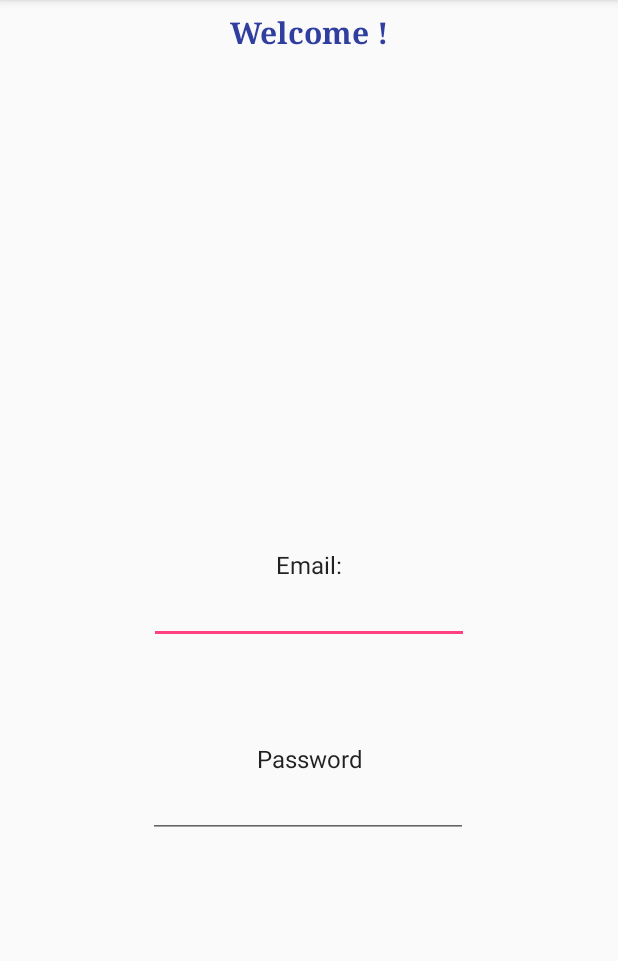
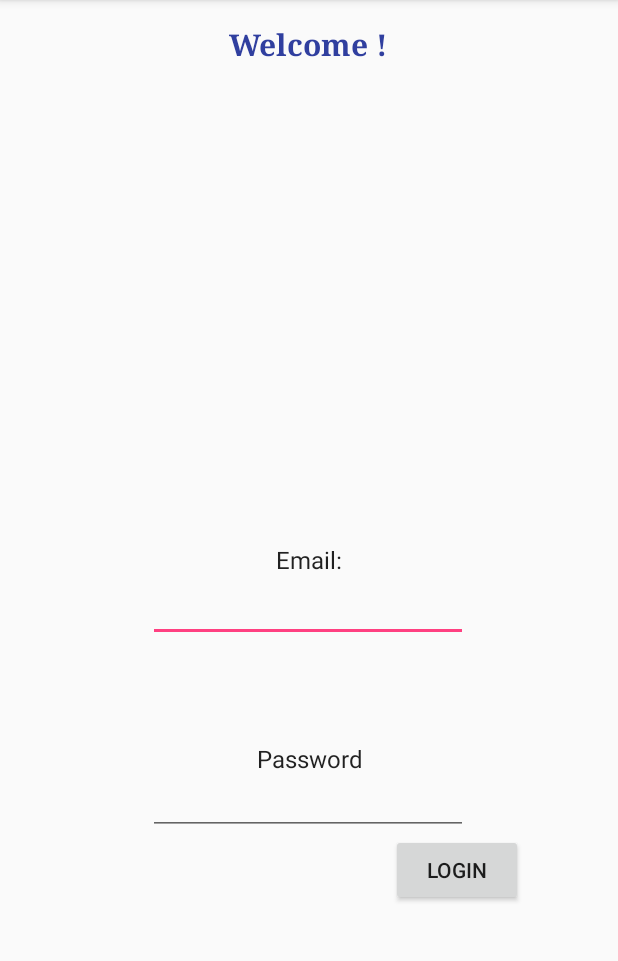
Before and after one commit to chrisphelps27/BloodhoundApp, an Android app: the screen it shows after launch (MainActivity), on a phone screen of 412 x 824 dp, the part 84-1045 px from its top. Run offline under Robolectric (Android 15) with nearby library versions, the phone set to English and light mode, and no system bars.

Commit message:
added layout

```diff
--- a/app/src/main/res/layout/activity_main.xml
+++ b/app/src/main/res/layout/activity_main.xml
@@ -14,7 +14,7 @@
         android:layout_height="39dp"
         android:layout_marginLeft="8dp"
         android:layout_marginRight="8dp"
-        android:layout_marginTop="8dp"
+        android:layout_marginTop="16dp"
         android:fontFamily="serif"
         android:text="Welcome !"
         android:textAlignment="center"
@@ -27,13 +27,14 @@
         app:layout_constraintRight_toRightOf="parent"
         app:layout_constraintTop_toTopOf="parent"
         android:layout_marginStart="8dp"
-        android:layout_marginEnd="8dp" />
+        android:layout_marginEnd="8dp"
+        app:layout_constraintHorizontal_bias="0.497" />
 
     <EditText
         android:id="@+id/editText2"
         android:layout_width="wrap_content"
         android:layout_height="wrap_content"
-        android:layout_marginBottom="84dp"
+        android:layout_marginBottom="83dp"
         android:layout_marginEnd="55dp"
         android:layout_marginLeft="55dp"
         android:layout_marginRight="55dp"
@@ -43,7 +44,8 @@
         android:textAlignment="viewStart"
         app:layout_constraintBottom_toTopOf="@+id/editText3"
         app:layout_constraintLeft_toLeftOf="parent"
-        app:layout_constraintRight_toRightOf="parent" />
+        app:layout_constraintRight_toRightOf="parent"
+        app:layout_constraintHorizontal_bias="0.494" />
 
     <EditText
         android:id="@+id/editText3"
@@ -57,7 +59,7 @@
         app:layout_constraintRight_toRightOf="parent"
         app:layout_constraintBottom_toBottomOf="parent"
         app:layout_constraintHorizontal_bias="0.497"
-        android:layout_marginBottom="209dp"
+        android:layout_marginBottom="211dp"
         android:layout_marginStart="8dp"
         android:layout_marginEnd="8dp" />
 
@@ -75,7 +77,7 @@
         android:layout_marginRight="16dp"
         app:layout_constraintRight_toRightOf="parent"
         app:layout_constraintBottom_toBottomOf="@+id/editText2"
-        android:layout_marginBottom="42dp"
+        android:layout_marginBottom="44dp"
         android:background="@android:color/transparent"/>
 
     <EditText
@@ -88,10 +90,23 @@
         android:textAlignment="center"
         android:textAppearance="@style/TextAppearance.AppCompat.Subhead"
         app:layout_constraintBottom_toBottomOf="@+id/editText3"
-        android:layout_marginBottom="42dp"
+        android:layout_marginBottom="40dp"
         android:background="@android:color/transparent"
         android:layout_marginLeft="16dp"
         app:layout_constraintLeft_toLeftOf="parent"
         android:layout_marginRight="16dp"
         app:layout_constraintRight_toRightOf="parent" />
+
+    <Button
+        android:id="@+id/button"
+        android:layout_width="wrap_content"
+        android:layout_height="wrap_content"
+        android:layout_marginLeft="16dp"
+        android:layout_marginRight="58dp"
+        android:layout_marginTop="39dp"
+        android:text="Login"
+        app:layout_constraintHorizontal_bias="0.979"
+        app:layout_constraintLeft_toLeftOf="parent"
+        app:layout_constraintRight_toRightOf="parent"
+        app:layout_constraintTop_toBottomOf="@+id/editText6" />
 </android.support.constraint.ConstraintLayout>
```
